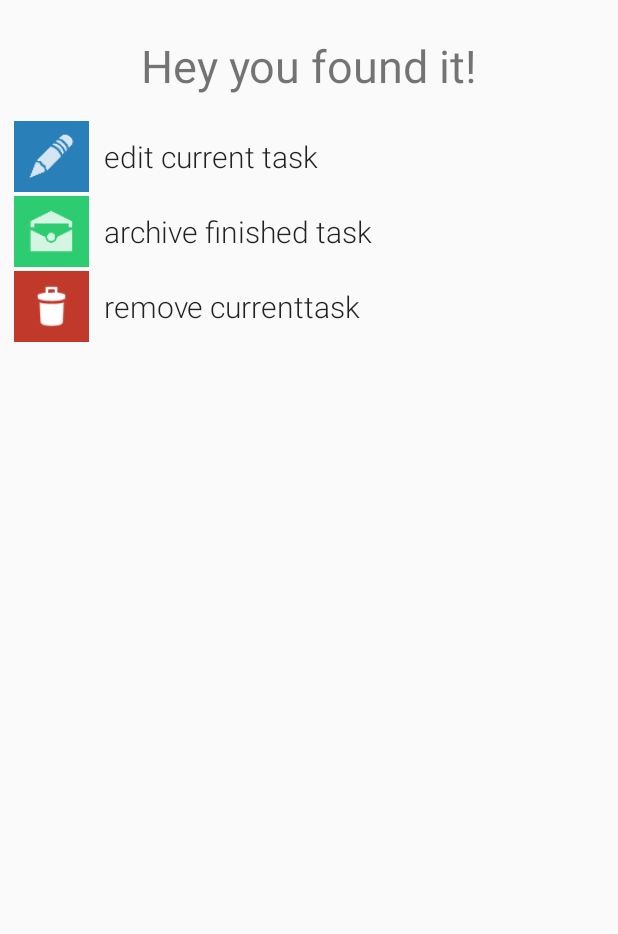
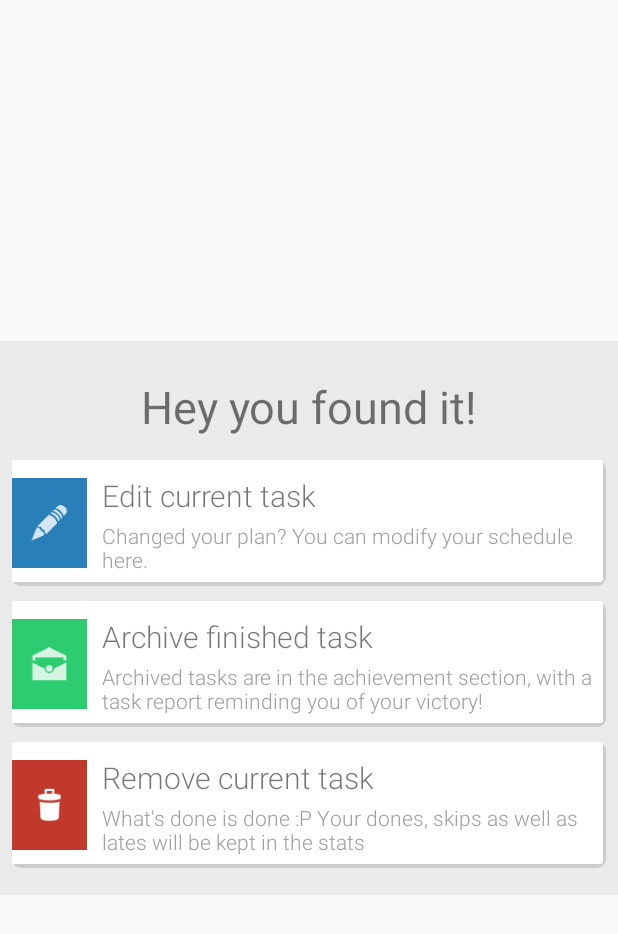
Before and after one commit to liusiqi43/Bits, an Android app: the layout help_longclick.xml on its own in the app's theme, with its tools: preview values and no code run, on a phone screen of 412 x 824 dp. Shown: the top 934 px of the screen. Run offline under Robolectric (Android 15) with nearby library versions, the phone set to English and light mode, and no system bars.

Commit message:
[improve] more elaborated explanation for long-press help dialog

```diff
--- a/app/src/main/res/layout/help_longclick.xml
+++ b/app/src/main/res/layout/help_longclick.xml
@@ -3,8 +3,9 @@
 
 <RelativeLayout xmlns:android="http://schemas.android.com/apk/res/android"
     android:layout_width="match_parent"
-    android:layout_height="match_parent"
+    android:layout_height="wrap_content"
     android:layout_gravity="center_vertical"
+    android:background="@color/base_fragment_bg"
     android:padding="8dp">
 
     <TextView
@@ -22,85 +23,129 @@
         android:layout_below="@id/title"
         android:orientation="vertical">
 
-        <LinearLayout
-            android:layout_width="fill_parent"
-            android:layout_height="fill_parent"
-            android:orientation="horizontal"
-            android:padding="1dp"
-            android:paddingLeft="10dp"
-            android:paddingRight="10dp">
+        <RelativeLayout
+            android:layout_width="match_parent"
+            android:layout_height="0dp"
+            android:layout_marginBottom="10dp"
+            android:layout_weight="1"
+            android:background="@drawable/card_bg">
 
             <ImageView
-                android:layout_width="50dp"
-                android:layout_height="fill_parent"
-                android:layout_gravity="center"
+                android:id="@+id/ic_action_edit"
+                style="@style/AppTheme.LongPressHelpDialogIcon"
                 android:background="@color/editColor"
-                android:padding="5dp"
-                android:scaleType="fitCenter"
                 android:src="@drawable/ic_action_edit" />
 
+            <TextView
+                android:id="@+id/ic_action_edit_title"
+                android:layout_width="wrap_content"
+                android:layout_height="wrap_content"
+                android:layout_marginBottom="3dp"
+                android:layout_marginLeft="10dp"
+                android:layout_marginRight="10dp"
+                android:layout_marginTop="10dp"
+                android:layout_toRightOf="@id/ic_action_edit"
+                android:fontFamily="sans-serif-light"
+                android:text="@string/tap_to_modify"
+                android:textSize="20sp" />
 
             <TextView
-                style="@style/AppTheme.help_text_compact"
+                android:id="@+id/textView2"
                 android:layout_width="wrap_content"
                 android:layout_height="wrap_content"
+                android:layout_alignLeft="@id/ic_action_edit_title"
+                android:layout_below="@id/ic_action_edit_title"
+                android:layout_marginBottom="5dp"
+                android:layout_marginRight="5dp"
                 android:fontFamily="sans-serif-light"
-                android:text="@string/tap_to_modify" />
+                android:text="@string/tap_to_modify_details"
+                android:textColor="@color/grey_font"
+                android:textSize="14sp" />
 
-        </LinearLayout>
+        </RelativeLayout>
 
-        <LinearLayout
+        <RelativeLayout
             android:layout_width="fill_parent"
-            android:layout_height="wrap_content"
-            android:orientation="horizontal"
-            android:padding="1dp"
-            android:paddingLeft="10dp"
-            android:paddingRight="10dp">
+            android:layout_height="0dp"
+            android:layout_marginBottom="10dp"
+            android:layout_weight="1"
+            android:background="@drawable/card_bg">
 
             <ImageView
-                android:layout_width="50dp"
-                android:layout_height="fill_parent"
-                android:layout_gravity="center"
+                android:id="@+id/ic_action_read"
+                style="@style/AppTheme.LongPressHelpDialogIcon"
                 android:background="@color/achieveColor"
-                android:padding="5dp"
-                android:scaleType="fitCenter"
                 android:src="@drawable/ic_action_read" />
 
             <TextView
-                style="@style/AppTheme.help_text_compact"
+                android:id="@+id/ic_action_read_title"
                 android:layout_width="wrap_content"
                 android:layout_height="wrap_content"
+                android:layout_marginBottom="3dp"
+                android:layout_marginLeft="10dp"
+                android:layout_marginRight="10dp"
+                android:layout_marginTop="10dp"
+                android:layout_toRightOf="@id/ic_action_read"
                 android:fontFamily="sans-serif-light"
-                android:text="@string/tap_to_achieve" />
+                android:text="@string/tap_to_achieve"
+                android:textSize="20sp" />
 
-        </LinearLayout>
+            <TextView
+                android:id="@+id/textView"
+                android:layout_width="wrap_content"
+                android:layout_height="wrap_content"
+                android:layout_alignLeft="@id/ic_action_read_title"
+                android:layout_below="@id/ic_action_read_title"
+                android:layout_marginBottom="5dp"
+                android:layout_marginRight="5dp"
+                android:fontFamily="sans-serif-light"
+                android:text="@string/tap_to_achieve_details"
+                android:textColor="@color/grey_font"
+                android:textSize="14sp" />
 
-        <LinearLayout
+        </RelativeLayout>
+
+
+        <RelativeLayout
             android:layout_width="fill_parent"
-            android:layout_height="wrap_content"
-            android:orientation="horizontal"
-            android:padding="1dp"
-            android:paddingLeft="10dp"
-            android:paddingRight="10dp">
+            android:layout_height="0dp"
+            android:layout_marginBottom="10dp"
+            android:layout_weight="1"
+            android:background="@drawable/card_bg">
 
             <ImageView
-                android:layout_width="50dp"
-                android:layout_height="fill_parent"
-                android:layout_gravity="center"
+                android:id="@+id/ic_action_delete"
+                style="@style/AppTheme.LongPressHelpDialogIcon"
                 android:background="@color/deleteColor"
-                android:padding="5dp"
-                android:scaleType="fitCenter"
                 android:src="@drawable/ic_action_delete" />
 
+            <TextView
+                android:id="@+id/ic_action_delete_title"
+                android:layout_width="wrap_content"
+                android:layout_height="wrap_content"
+                android:layout_marginBottom="3dp"
+                android:layout_marginLeft="10dp"
+                android:layout_marginRight="10dp"
+                android:layout_marginTop="10dp"
+                android:layout_toRightOf="@id/ic_action_delete"
+                android:fontFamily="sans-serif-light"
+                android:text="@string/tap_to_remove"
+                android:textSize="20sp" />
 
             <TextView
-                style="@style/AppTheme.help_text_compact"
+                android:id="@+id/textView3"
                 android:layout_width="wrap_content"
                 android:layout_height="wrap_content"
+                android:layout_alignLeft="@id/ic_action_delete_title"
+                android:layout_below="@id/ic_action_delete_title"
+                android:layout_marginBottom="5dp"
+                android:layout_marginRight="5dp"
                 android:fontFamily="sans-serif-light"
-                android:text="@string/tap_to_remove" />
+                android:text="@string/tap_to_remove_details"
+                android:textColor="@color/grey_font"
+                android:textSize="14sp" />
+        </RelativeLayout>
 
-        </LinearLayout>
     </LinearLayout>
 
 </RelativeLayout>
--- a/app/src/main/res/values/strings.xml
+++ b/app/src/main/res/values/strings.xml
@@ -75,13 +75,16 @@
     <string name="of_your_life">of your life!</string>
     <string name="got_it">Got it, thanks!</string>
     <string name="hey_you_found_it">Hey you found it!</string>
-    <string name="tap_to_modify">edit current task</string>
     <string name="swipe_left_for_done">Swipe left for done</string>
     <string name="swipe_right_to_skip">Swipe right to skip</string>
     <string name="long_press_for_actions">Long press for actions</string>
     <string name="tap_to_view_history">Tap to view history</string>
-    <string name="tap_to_remove">remove currenttask</string>
-    <string name="tap_to_achieve">archive finished task</string>
+    <string name="tap_to_modify">Edit current task</string>
+    <string name="tap_to_modify_details">Changed your plan? You can modify your schedule here. </string>
+    <string name="tap_to_remove">Remove current task</string>
+    <string name="tap_to_remove_details">What\'s done is done :P Your dones, skips as well as lates will be kept in the stats</string>
+    <string name="tap_to_achieve">Archive finished task</string>
+    <string name="tap_to_achieve_details">Archived tasks are in the achievement section, with a task report reminding you of your victory!</string>
     <string name="no_email_client_installed">There are no email clients installed.</string>
     <string name="send_email">Send mail...</string>
     <string name="feedback_for_bits_app">Feedback for Bits app </string>
--- a/app/src/main/res/values/styles.xml
+++ b/app/src/main/res/values/styles.xml
@@ -112,4 +112,13 @@
         <item name="android:padding">10dp</item>
         <item name="android:scaleType">fitCenter</item>
     </style>
+
+    <style name="AppTheme.LongPressHelpDialogIcon">
+        <item name="android:layout_width">50dp</item>
+        <item name="android:layout_height">60dp</item>
+        <item name="android:layout_alignParentLeft">true</item>
+        <item name="android:layout_centerVertical">true</item>
+        <item name="android:padding">10dp</item>
+        <item name="android:scaleType">fitCenter</item>
+    </style>
 </resources>
```
